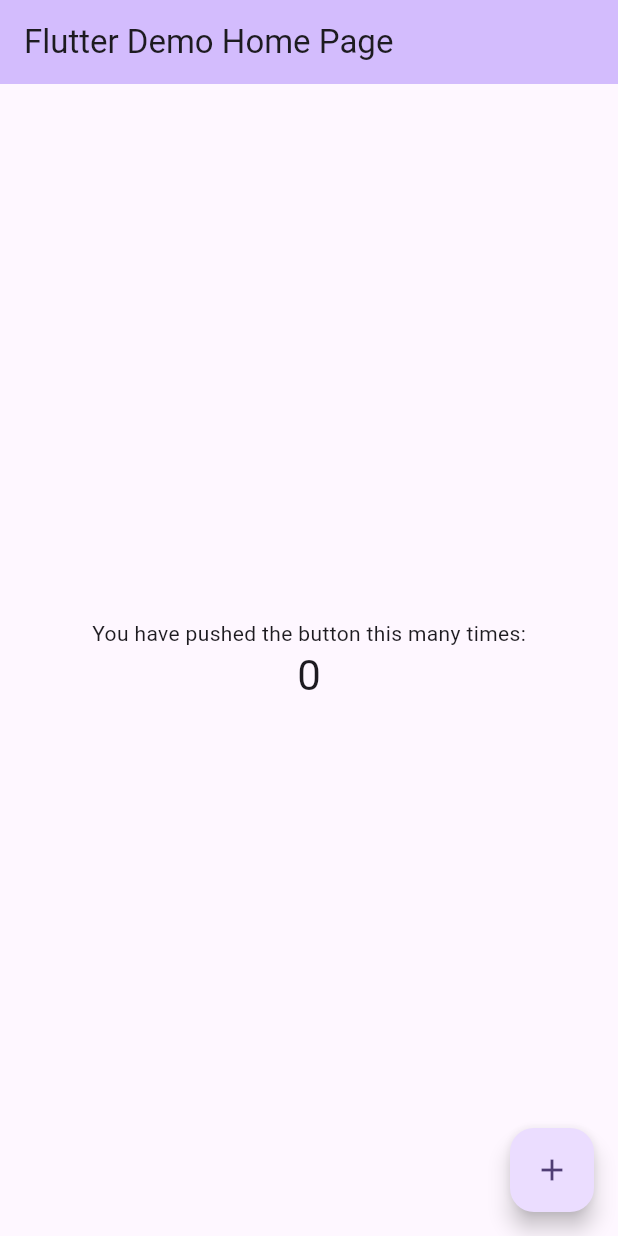
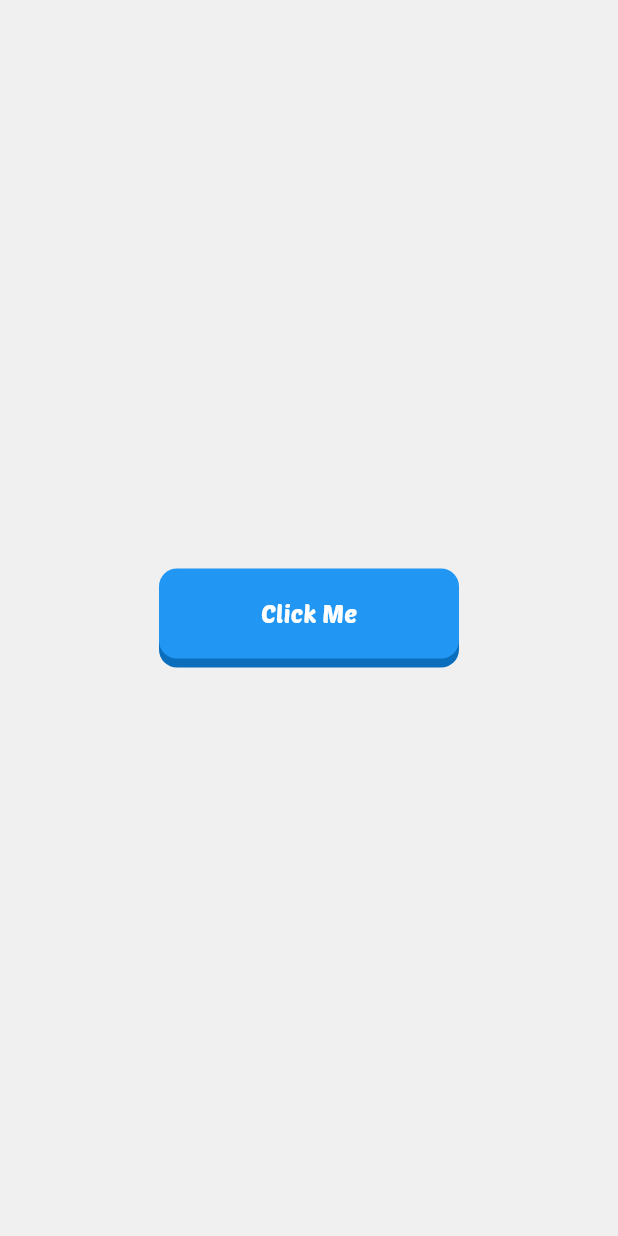
Before and after one commit to Rachit311299/cycles, a Flutter app: the screen it shows after launch, on a phone screen of 412 x 824 dp. Run offline on Flutter 3.47's test engine with Material 3 defaults, Android fonts, the phone set to English and light mode, and no system bars; our stand-ins replace flutter_riverpod, riverpod.

Commit message:
custom button ,homepage init ,theme mgmt done

```diff
--- a/lib/main.dart
+++ b/lib/main.dart
@@ -1,122 +1,28 @@
+import 'package:cycles/providers/theme_notifier.dart';
+import 'package:cycles/theme/app_theme.dart';
 import 'package:flutter/material.dart';
+import 'package:flutter_riverpod/flutter_riverpod.dart';
+import 'package:cycles/widgets/homepage.dart';
 
 void main() {
-  runApp(const MyApp());
+  runApp(const ProviderScope(child: MyApp()));
 }
 
-class MyApp extends StatelessWidget {
-  const MyApp({super.key});
+class MyApp extends ConsumerWidget {
+  const MyApp({Key? key}) : super(key: key);
 
-  // This widget is the root of your application.
   @override
-  Widget build(BuildContext context) {
+  Widget build(BuildContext context, WidgetRef ref) {
+    // Watch the current theme mode from Riverpod
+    final themeMode = ref.watch(themeModeProvider);
+
     return MaterialApp(
       title: 'Flutter Demo',
-      theme: ThemeData(
-        // This is the theme of your application.
-        //
-        // TRY THIS: Try running your application with "flutter run". You'll see
-        // the application has a purple toolbar. Then, without quitting the app,
-        // try changing the seedColor in the colorScheme below to Colors.green
-        // and then invoke "hot reload" (save your changes or press the "hot
-        // reload" button in a Flutter-supported IDE, or press "r" if you used
-        // the command line to start the app).
-        //
-        // Notice that the counter didn't reset back to zero; the application
-        // state is not lost during the reload. To reset the state, use hot
-        // restart instead.
-        //
-        // This works for code too, not just values: Most code changes can be
-        // tested with just a hot reload.
-        colorScheme: ColorScheme.fromSeed(seedColor: Colors.deepPurple),
-      ),
-      home: const MyHomePage(title: 'Flutter Demo Home Page'),
+      debugShowCheckedModeBanner: false,
+      theme: AppTheme.lightTheme, // Light theme
+      darkTheme: AppTheme.darkTheme, // Dark theme
+      themeMode: themeMode, // Automatically switches between light & dark mode
+      home:  HomePage(), // Your main screen
     );
   }
 }
-
-class MyHomePage extends StatefulWidget {
-  const MyHomePage({super.key, required this.title});
-
-  // This widget is the home page of your application. It is stateful, meaning
-  // that it has a State object (defined below) that contains fields that affect
-  // how it looks.
-
-  // This class is the configuration for the state. It holds the values (in this
-  // case the title) provided by the parent (in this case the App widget) and
-  // used by the build method of the State. Fields in a Widget subclass are
-  // always marked "final".
-
-  final String title;
-
-  @override
-  State<MyHomePage> createState() => _MyHomePageState();
-}
-
-class _MyHomePageState extends State<MyHomePage> {
-  int _counter = 0;
-
-  void _incrementCounter() {
-    setState(() {
-      // This call to setState tells the Flutter framework that something has
-      // changed in this State, which causes it to rerun the build method below
-      // so that the display can reflect the updated values. If we changed
-      // _counter without calling setState(), then the build method would not be
-      // called again, and so nothing would appear to happen.
-      _counter++;
-    });
-  }
-
-  @override
-  Widget build(BuildContext context) {
-    // This method is rerun every time setState is called, for instance as done
-    // by the _incrementCounter method above.
-    //
-    // The Flutter framework has been optimized to make rerunning build methods
-    // fast, so that you can just rebuild anything that needs updating rather
-    // than having to individually change instances of widgets.
-    return Scaffold(
-      appBar: AppBar(
-        // TRY THIS: Try changing the color here to a specific color (to
-        // Colors.amber, perhaps?) and trigger a hot reload to see the AppBar
-        // change color while the other colors stay the same.
-        backgroundColor: Theme.of(context).colorScheme.inversePrimary,
-        // Here we take the value from the MyHomePage object that was created by
-        // the App.build method, and use it to set our appbar title.
-        title: Text(widget.title),
-      ),
-      body: Center(
-        // Center is a layout widget. It takes a single child and positions it
-        // in the middle of the parent.
-        child: Column(
-          // Column is also a layout widget. It takes a list of children and
-          // arranges them vertically. By default, it sizes itself to fit its
-          // children horizontally, and tries to be as tall as its parent.
-          //
-          // Column has various properties to control how it sizes itself and
-          // how it positions its children. Here we use mainAxisAlignment to
-          // center the children vertically; the main axis here is the vertical
-          // axis because Columns are vertical (the cross axis would be
-          // horizontal).
-          //
-          // TRY THIS: Invoke "debug painting" (choose the "Toggle Debug Paint"
-          // action in the IDE, or press "p" in the console), to see the
-          // wireframe for each widget.
-          mainAxisAlignment: MainAxisAlignment.center,
-          children: <Widget>[
-            const Text('You have pushed the button this many times:'),
-            Text(
-              '$_counter',
-              style: Theme.of(context).textTheme.headlineMedium,
-            ),
-          ],
-        ),
-      ),
-      floatingActionButton: FloatingActionButton(
-        onPressed: _incrementCounter,
-        tooltip: 'Increment',
-        child: const Icon(Icons.add),
-      ), // This trailing comma makes auto-formatting nicer for build methods.
-    );
-  }
-}
--- /dev/null
+++ b/lib/theme/app_theme.dart
@@ -0,0 +1,70 @@
+import 'package:flutter/material.dart';
+
+class AppTheme {
+  // Light mode colors
+  static const Color _lightBackgroundColor = Color(0xFFF0F0F0); // F0F0F0
+  static const Color _lightTextColor = Color(0xFF333333);       // 333333
+  static const Color _lightOverlayColor = Color(0xFFDEDEDE);    // DEDEDE
+
+  // Dark mode colors
+  static const Color _darkBackgroundColor = Color(0xFF20275C);  // 20275C
+  static const Color _darkTextColor = Color(0xFFF6F6F6);        // F6F6F6
+  static const Color _darkOverlayColor = Color(0xFF424DA3);     // 424DA3
+
+  /// Light Theme
+  static ThemeData get lightTheme {
+    return ThemeData(
+      brightness: Brightness.light,
+      scaffoldBackgroundColor: _lightBackgroundColor,
+      // If you use Card, Dialog, or similar surfaces for overlays:
+      cardColor: _lightOverlayColor,
+      // Define the color scheme
+      colorScheme: const ColorScheme.light(
+        primary: Colors.green,
+        onPrimary: Colors.white,
+        background: _lightBackgroundColor,
+        onBackground: _lightTextColor,
+        surface: _lightOverlayColor,
+        onSurface: _lightTextColor,
+      ),
+      // Define text styles
+      textTheme: const TextTheme(
+        bodyLarge: TextStyle(color: _lightTextColor),
+        bodyMedium: TextStyle(color: _lightTextColor),
+        bodySmall: TextStyle(color: _lightTextColor),
+      ),
+      // Customize any widgets further, if needed
+      // e.g. elevatedButtonTheme, appBarTheme, etc.
+      appBarTheme: const AppBarTheme(
+        backgroundColor: _lightOverlayColor,
+        foregroundColor: _lightTextColor,
+      ),
+    );
+  }
+
+  /// Dark Theme
+  static ThemeData get darkTheme {
+    return ThemeData(
+      brightness: Brightness.dark,
+      scaffoldBackgroundColor: _darkBackgroundColor,
+      cardColor: _darkOverlayColor,
+      colorScheme: const ColorScheme.dark(
+        primary: Colors.green,
+        onPrimary: Colors.white,
+        background: _darkBackgroundColor,
+        onBackground: _darkTextColor,
+        surface: _darkOverlayColor,
+        onSurface: _darkTextColor,
+      ),
+      textTheme: const TextTheme(
+        bodyLarge: TextStyle(color: _darkTextColor),
+        bodyMedium: TextStyle(color: _darkTextColor),
+        bodySmall: TextStyle(color: _darkTextColor),
+      ),
+      appBarTheme: const AppBarTheme(
+        backgroundColor: _darkOverlayColor,
+        foregroundColor: _darkTextColor,
+      ),
+    );
+  }
+}
--- /dev/null
+++ b/lib/widgets/custom_button.dart
@@ -0,0 +1,180 @@
+import 'package:flutter/material.dart';
+
+//usage of custom button
+// CustomButton(
+//           height: 60,
+//           width: 200,
+//           cornerRadius: 12,
+//           buttonColor: Colors.blue,
+//           text: 'Click Me',
+//           onPressed: () {
+//             debugPrint('3D Button Pressed!');
+//           },
+//         )
+
+class CustomButton extends StatefulWidget {
+  /// Required parameters
+  final double height;
+  final double width;
+  final double cornerRadius;
+  final Color buttonColor;
+
+  /// Optional parameters
+  final String? text;
+  final IconData? icon;
+  final VoidCallback? onPressed;
+
+  const CustomButton({
+    Key? key,
+    required this.height,
+    required this.width,
+    required this.cornerRadius,
+    required this.buttonColor,
+    this.text,
+    this.icon,
+    this.onPressed,
+  }) : super(key: key);
+
+  @override
+  State<CustomButton> createState() => _CustomButtonState();
+}
+
+class _CustomButtonState extends State<CustomButton>
+    with SingleTickerProviderStateMixin {
+  late final AnimationController _controller;
+  static const Duration _animationDuration = Duration(milliseconds: 80);
+  static const double _defaultElevation = 6.0;
+
+  @override
+  void initState() {
+    super.initState();
+    _controller = AnimationController(
+      vsync: this,
+      duration: _animationDuration,
+      lowerBound: 0.0,
+      upperBound: 1.0,
+    );
+  }
+
+  @override
+  void dispose() {
+    _controller.dispose();
+    super.dispose();
+  }
+
+  void _onTapDown(TapDownDetails details) {
+    _controller.forward();
+  }
+
+  void _onTapUp(TapUpDetails details) {
+    // Wait briefly so the pressed-down animation is visible
+    Future.delayed(_animationDuration, () {
+      _controller.reverse();
+    });
+    widget.onPressed?.call();
+  }
+
+  void _onTapCancel() {
+    _controller.reverse();
+  }
+
+  @override
+  Widget build(BuildContext context) {
+    // The total widget height includes the top layer plus the elevation.
+    final totalHeight = widget.height + _defaultElevation;
+
+    return GestureDetector(
+      onTapDown: _onTapDown,
+      onTapUp: _onTapUp,
+      onTapCancel: _onTapCancel,
+      child: AnimatedBuilder(
+        animation: _controller,
+        builder: (context, child) {
+          // Offset the top layer downward by some fraction of _defaultElevation
+          final offset = _controller.value * _defaultElevation;
+
+          // Darken the bottom layer color to create a “shadow” effect
+          final bottomColor = _darkenColor(widget.buttonColor, 0.15);
+
+          return SizedBox(
+            height: totalHeight,
+            width: widget.width,
+            child: Stack(
+              children: [
+                // Bottom layer (shadow or “3D” base)
+                Positioned(
+                  bottom: 0,
+                  left: 0,
+                  right: 0,
+                  child: Container(
+                    height: widget.height,
+                    decoration: BoxDecoration(
+                      color: bottomColor,
+                      borderRadius: BorderRadius.circular(widget.cornerRadius),
+                    ),
+                  ),
+                ),
+                // Top layer (actual button)
+                Positioned(
+                  top: offset,
+                  left: 0,
+                  right: 0,
+                  child: Container(
+                    height: widget.height,
+                    decoration: BoxDecoration(
+                      color: widget.buttonColor,
+                      borderRadius: BorderRadius.circular(widget.cornerRadius),
+                    ),
+                    alignment: Alignment.center,
+                    child: _buildButtonContent(),
+                  ),
+                ),
+              ],
+            ),
+          );
+        },
+      ),
+    );
+  }
+
+  /// Builds the button content based on text + icon presence.
+  Widget _buildButtonContent() {
+    // If both text and icon are provided, arrange them horizontally
+    if (widget.text != null && widget.icon != null) {
+      return Row(
+        mainAxisSize: MainAxisSize.min,
+        children: [
+          Icon(widget.icon, color: Colors.white),
+          const SizedBox(width: 8),
+          Text(
+            widget.text!,
+            style: const TextStyle(color: Colors.white, fontSize: 16, fontFamily: 'PoetsenOne',),
+
+          ),
+        ],
+      );
+    }
+    // If only icon
+    else if (widget.icon != null) {
+      return Icon(widget.icon, color: Colors.white);
+    }
+    // If only text
+    else if (widget.text != null) {
+      return Text(
+        widget.text!,
+        style: const TextStyle(color: Colors.white, fontSize: 16, fontFamily: 'PoetsenOne',),
+      );
+    }
+    // No icon/text
+    return const SizedBox.shrink();
+  }
+
+  /// Simple helper to darken the original button color
+  Color _darkenColor(Color color, double amount) {
+    final hsl = HSLColor.fromColor(color);
+    final darker = hsl.withLightness(
+      (hsl.lightness - amount).clamp(0.0, 1.0),
+    );
+    return darker.toColor();
+  }
+}
--- /dev/null
+++ b/lib/widgets/homepage.dart
@@ -0,0 +1,22 @@
+import 'package:cycles/widgets/custom_button.dart';
+import 'package:flutter/material.dart';
+
+class HomePage extends StatelessWidget {
+   @override
+  Widget build(BuildContext context) {
+    return Scaffold(
+      body: Center(
+        child: CustomButton(
+          height: 60,
+          width: 200,
+          cornerRadius: 12,
+          buttonColor: Colors.blue,
+          text: 'Click Me',
+          onPressed: () {
+            debugPrint('3D Button Pressed!');
+          },
+        ),
+      ),
+    );
+  }
+}
```
Also changed, not shown: lib/providers/theme_notifier.dart (added, +23 -0 lines), pubspec.yaml (+56 -8 lines), assets/fonts/PoetsenOne-Regular.ttf (added), pubspec.lock, 1 other file.
